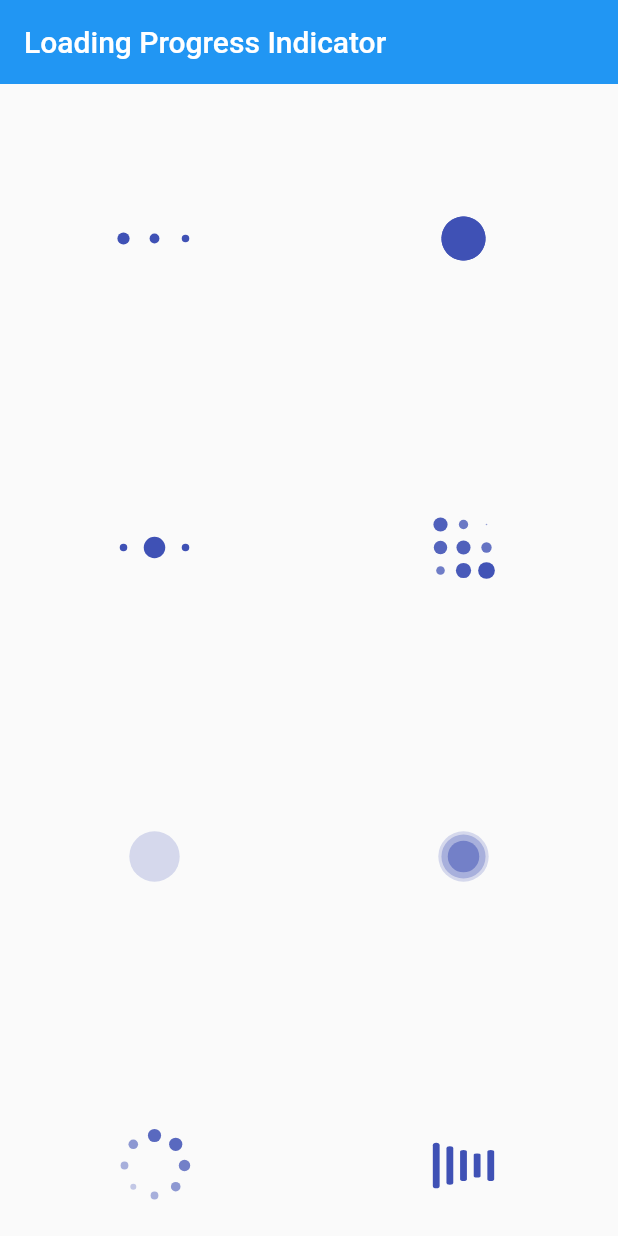
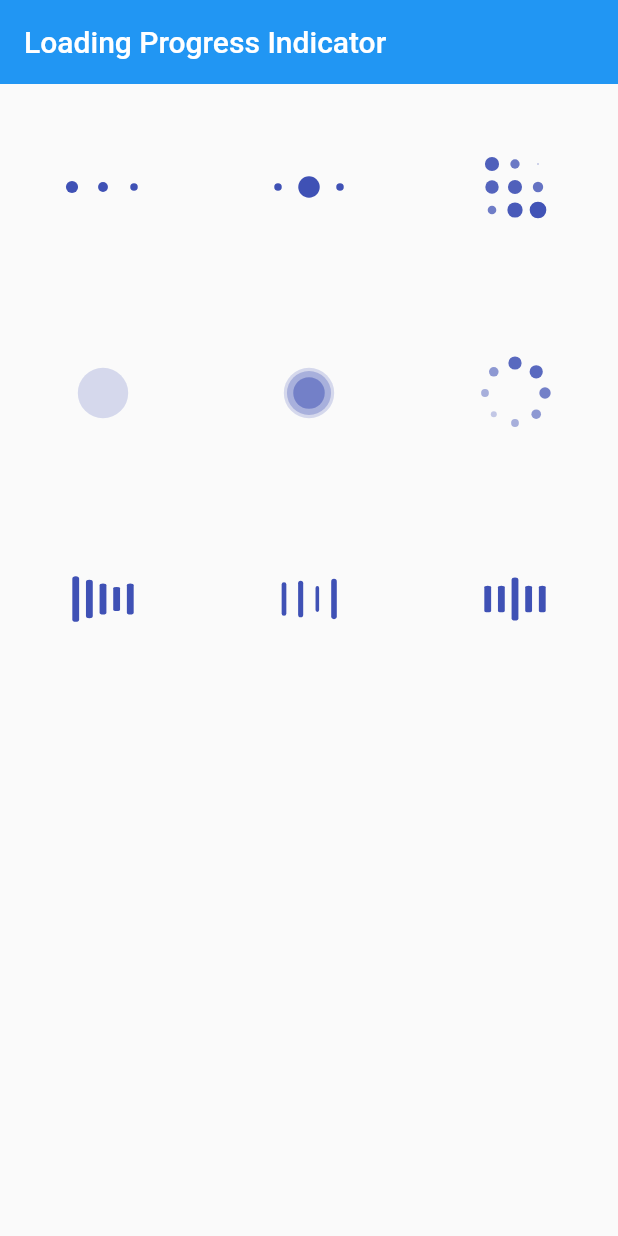
Before and after one commit to manuelduarte077/loading_progress_indicator, a Flutter app: the screen it shows after launch, on a phone screen of 412 x 824 dp. Run offline on Flutter 3.47's test engine with Material 2 defaults, Android fonts, the phone set to English and light mode, and no system bars.

Commit message:
:necktie: new version

```diff
--- a/example/lib/main.dart
+++ b/example/lib/main.dart
@@ -1,5 +1,4 @@
 import 'package:flutter/material.dart';
-import 'package:flutter/scheduler.dart';
 import 'package:loading_progress_indicator/loading_progress_indicator.dart';
 import 'package:loading_progress_indicator/progress_indicator/ball_beat_progress_indicator.dart';
 import 'package:loading_progress_indicator/progress_indicator/ball_grid_pulse_progress_indicator.dart';
@@ -10,7 +9,6 @@ import 'package:loading_progress_indicator/progress_indicator/ball_spin_fade_loa
 import 'package:loading_progress_indicator/progress_indicator/line_scale_party_progress_indicator.dart';
 import 'package:loading_progress_indicator/progress_indicator/line_scale_progress_indicator.dart';
 import 'package:loading_progress_indicator/progress_indicator/line_scale_pulse_out_progress_indicator.dart';
-import 'package:loading_progress_indicator/progress_indicator/pacman_progress_indicator.dart';
 
 void main() {
   runApp(const MyApp());
@@ -38,7 +36,7 @@ class MyApp extends StatelessWidget {
 class LoadingProgressList extends StatelessWidget {
   final indicatorProgressList = [
     BallPulseProgressIndicator(),
-    PacmanProgressIndicator(),
+    // PacmanProgressIndicator(),
     BallBeatProgressIndicator(),
     BallGridPulseProgressIndicator(),
     BallScaleProgressIndicator(),
@@ -56,7 +54,7 @@ class LoadingProgressList extends StatelessWidget {
     return Center(
       child: GridView.builder(
           gridDelegate: const SliverGridDelegateWithFixedCrossAxisCount(
-              crossAxisCount: 2),
+              crossAxisCount: 3),
           itemCount: indicatorProgressList.length,
           itemBuilder: (context, index) {
             return Center(
--- a/pubspec.yaml
+++ b/pubspec.yaml
@@ -1,7 +1,7 @@
 name: loading_progress_indicator
 description: a flutter widget to indicate loading progress. Easy to use, easy to extend
-version: 0.1.5
-homepage: https://github.com/manuelduarte077/loading_progress_indicator
+version: 0.1.6
+homepage: https://github.com/manuelduarte077
 
 environment:
   sdk: ">=2.16.2 <3.0.0"
```
Also changed, not shown: 3 other files.
